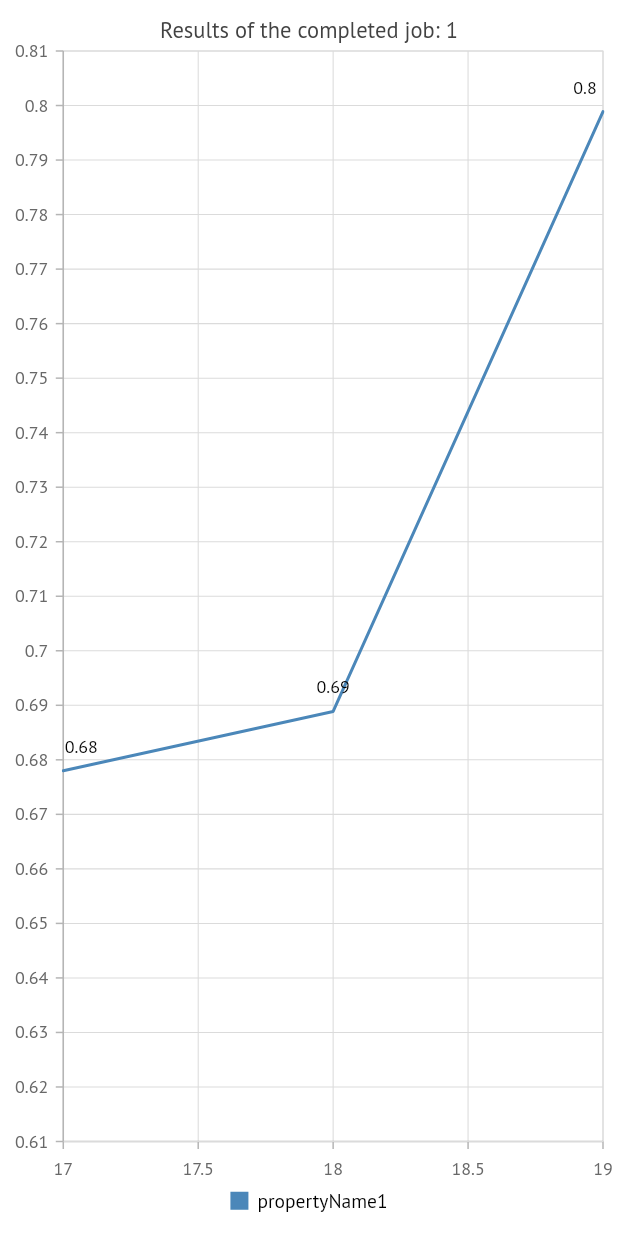
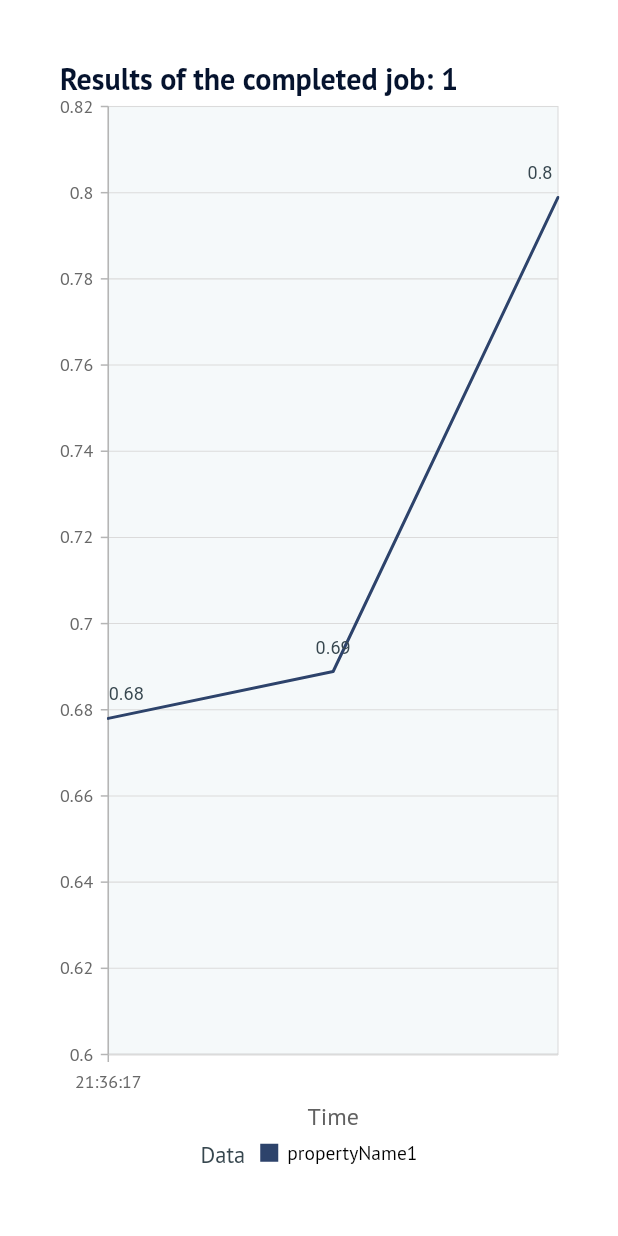
Before and after one commit to acwikla/robo_lab_web, a Flutter app: the CompletedJobsDetailedPage widget shown alone on an empty page, opened directly, on a phone screen of 412 x 824 dp. Run offline on Flutter 3.47's test engine with Material 2 defaults, Android fonts, the phone set to English and light mode, and no system bars; our stand-ins replace get, google_fonts, syncfusion_flutter_charts; network calls fail.

Commit message:
Add basic view of device value chart

```diff
--- a/lib/constants/style_const.dart
+++ b/lib/constants/style_const.dart
@@ -5,6 +5,7 @@ Color linen = Color(0xFFFAF0E6);
 Color powderBlue = Color(0xFFB0E0E6);
 Color lightSteelBlue = Color(0xFFB0C4DE);
 Color peachPuff = Color(0xFFFFDAB9);
+Color lighterPeachPuff = Color(0xFFfff5f0);
 Color darkerPeachPuff = Color(0xFFf5dcb5);
 Color papayaWhip = Color(0xFFFFEFD5);
 Color skyBlue = Color(0xFF87CEEB);
@@ -14,3 +15,5 @@ Color darkerSteelBlue = Color(0xFF05132e);
 
 Color leftMenuColor = Color(0xFF18485B);
 Color topPanelColor = Color(0xFF0E2A35);
+Color backgroundChartColor = Color(0xFFf5f9fa);
+Color lightBlueGrey = Color(0xFF7da1ab);
--- a/lib/pages/completed_jobs_page/completed_job_details_page.dart
+++ b/lib/pages/completed_jobs_page/completed_job_details_page.dart
@@ -1,6 +1,9 @@
 import 'package:flutter/material.dart';
+import 'package:google_fonts/google_fonts.dart';
+import 'package:robo_lab_web/constants/style_const.dart';
 import 'package:robo_lab_web/dto/view_device_value_dto.dart';
 import 'package:robo_lab_web/global.dart';
+import 'package:robo_lab_web/gui.dart';
 import 'package:syncfusion_flutter_charts/charts.dart';
 import 'package:intl/intl.dart';
 
@@ -40,7 +43,12 @@ class _CompletedJobsDetailedPageState extends State<CompletedJobsDetailedPage> {
 
   @override
   void initState() {
-    _tooltipBehavior = TooltipBehavior(enable: true, canShowMarker: true);
+    _tooltipBehavior = TooltipBehavior(
+        enable: true,
+        duration: 5,
+        color: topPanelColor,
+        elevation: 10,
+        shadowColor: topPanelColor);
     super.initState();
   }
 
@@ -48,28 +56,62 @@ class _CompletedJobsDetailedPageState extends State<CompletedJobsDetailedPage> {
   Widget build(BuildContext context) {
     return SfCartesianChart(
         title: ChartTitle(
-          text: 'Results of the completed job: ${Global.deviceJob.id}'),
-      legend: Legend(isVisible: true),
+          text: 'Results of the completed job: ${Global.deviceJob.id}',
+          alignment: ChartAlignment.near, //?
+          textStyle: Gui.textStylePageTitle,
+        ),
+        margin: EdgeInsets.all(40),
+        //palette
+        //zoomPanBehavior
+        //enableMultiSelection
+        plotAreaBackgroundColor: backgroundChartColor, //lighterPeachPuff,
+        legend: Legend(
+            isVisible: true,
+            //borderColor: lightBlueGrey,
+            //borderWidth: 1,
+            //position: LegendPosition.bottom,
+            //offset: Offset(40, 40),
+            //overflowMode: LegendItemOverflowMode.wrap,
+            //isResponsive: true,
+            title: LegendTitle(
+                text: 'Data',
+                textStyle: TextStyle(
+                  color: Colors.blueGrey[800],
+                  fontSize: 15,
+                ))),
         tooltipBehavior: _tooltipBehavior,
         series: <ChartSeries>[
-        LineSeries<ViewDeviceValueDto, double>(
+          LineSeries<ViewDeviceValueDto, DateTime>(
               name: _deviceJobValue[0].propertyName,
+              color: darkSteelBlue,
               dataSource: _deviceJobValue,
               xValueMapper: (ViewDeviceValueDto deviceValueDto, _) =>
-                deviceValueDto.dateTime.second.toDouble(),
+                  deviceValueDto.dateTime,
               yValueMapper: (ViewDeviceValueDto deviceValueDto, _) =>
                   double.parse(deviceValueDto.value),
-            dataLabelSettings: DataLabelSettings(isVisible: true),
+              dataLabelSettings: DataLabelSettings(
+                  textStyle: TextStyle(
+                      fontFamily:
+                          GoogleFonts.ptSansTextTheme.toString(), //'Roboto',
+                      fontSize: 12,
+                      color: Colors.blueGrey[800]),
+                  isVisible: true),
               enableTooltip: true)
         ],
-      primaryXAxis: NumericAxis(
+        primaryXAxis: DateTimeAxis(
           edgeLabelPlacement: EdgeLabelPlacement.shift,
+          dateFormat: DateFormat.Hms(),
+          //rangePadding: ,
+          title: AxisTitle(
+              text: 'Time',
+              textStyle: TextStyle(
+                color: Colors.grey.shade700,
+                fontSize: 16,
+              )),
         ),
         primaryYAxis: NumericAxis(
-        //edgeLabelPlacement: EdgeLabelPlacement.shift,
+          //decimalPlaces: 4,
           labelFormat: '{value}',
-        //numberFormat: NumberFormat.simpleCurrency(decimalDigits: 0)
-      ),
-    );
+        ));
   }
 }
```
Lines whose indentation alone changed are shown as unchanged.
